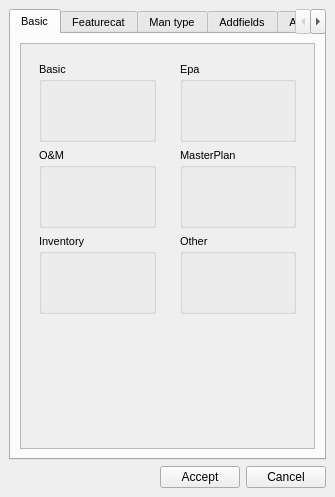
Old version of the form core/ui/toolbars/utilities/config.ui in the repository Giswater/giswater_qgis_plugin.
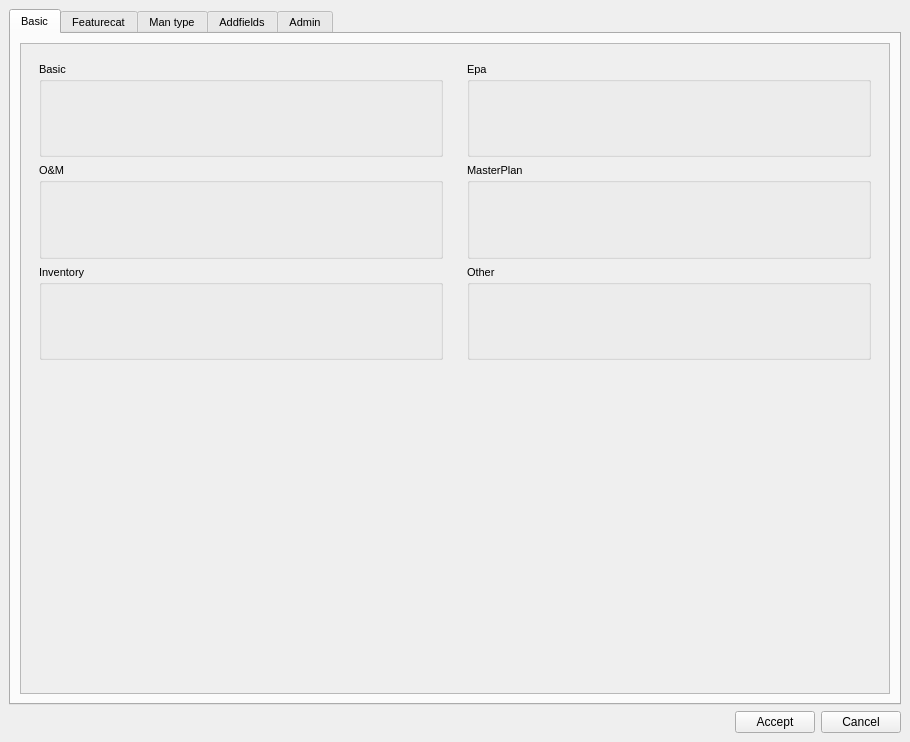
New version of the form.

```diff
--- a/core/ui/toolbars/utilities/config.ui
+++ b/core/ui/toolbars/utilities/config.ui
@@ -6,8 +6,8 @@
    <rect>
     <x>0</x>
     <y>0</y>
-    <width>335</width>
-    <height>497</height>
+    <width>910</width>
+    <height>742</height>
    </rect>
   </property>
   <property name="minimumSize">
@@ -100,8 +100,8 @@
             <rect>
              <x>0</x>
              <y>0</y>
-             <width>291</width>
-             <height>401</height>
+             <width>866</width>
+             <height>647</height>
             </rect>
            </property>
            <layout class="QGridLayout" name="gridLayout_2">
```
Left out of the diff: 16 changed lines with no effect on the pictures.
